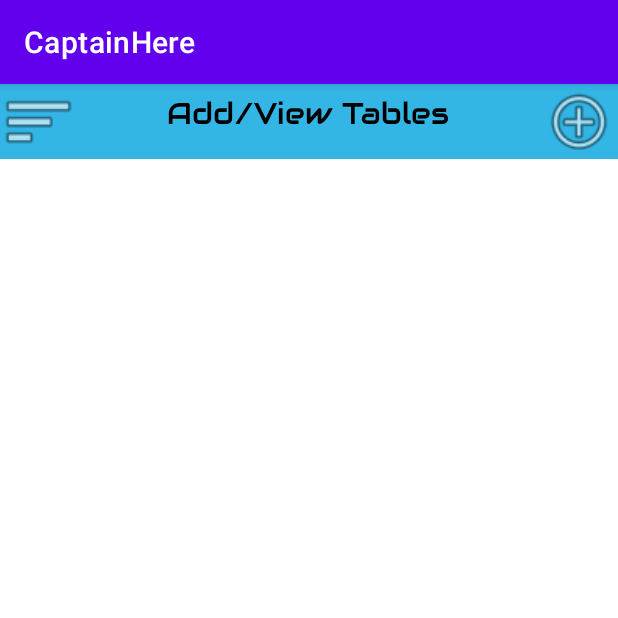
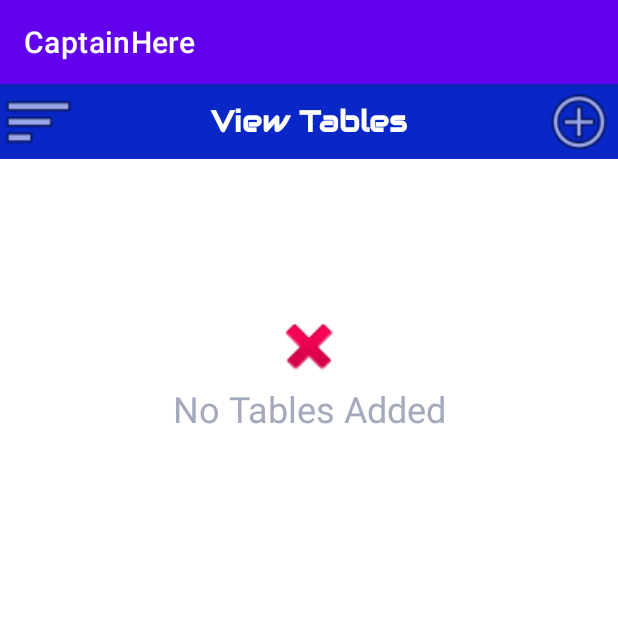
Before and after one commit to vishalkh100/CaptainHere, an Android app: the screen it shows after launch (MainActivity), on a phone screen of 412 x 824 dp, the top half of it. Run offline under Robolectric (Android 15) with nearby library versions, the phone set to English and light mode, and no system bars.

Commit message:
Added AddNewTableActivity and Blank ListView Message

```diff
--- a/app/src/main/AndroidManifest.xml
+++ b/app/src/main/AndroidManifest.xml
@@ -14,6 +14,9 @@
         android:theme="@style/Theme.CaptainHere"
         tools:targetApi="31">
         <activity
+            android:name=".AddTableActivity"
+            android:exported="false" />
+        <activity
             android:name=".MainActivity"
             android:exported="true">
             <intent-filter>
--- a/app/src/main/java/com/example/captainhere/Functions/DataGetSet.java
+++ b/app/src/main/java/com/example/captainhere/Functions/DataGetSet.java
@@ -1,4 +1,17 @@
 package com.example.captainhere.Functions;
 
 public class DataGetSet {
+
+    // variables
+    private String test1 = "default";
+
+
+    // methods
+    public String getTest1() {
+        return test1;
+    }
+    public void setTest1(String test1) {
+        this.test1 = test1;
+    }
+
 }
--- a/app/src/main/java/com/example/captainhere/Functions/GlobalFunctions.java
+++ b/app/src/main/java/com/example/captainhere/Functions/GlobalFunctions.java
@@ -2,14 +2,4 @@ package com.example.captainhere.Functions;
 
 public class GlobalFunctions {
 
-    private String test1 = "default";
-
-    public String getTest1() {
-        return test1;
-    }
-
-    public void setTest1(String test1) {
-        this.test1 = test1;
-    }
-
 }
--- a/app/src/main/java/com/example/captainhere/MainActivity.java
+++ b/app/src/main/java/com/example/captainhere/MainActivity.java
@@ -2,38 +2,45 @@ package com.example.captainhere;
 
 import androidx.appcompat.app.AppCompatActivity;
 
+import android.content.Intent;
 import android.os.Bundle;
 import android.util.Log;
-import android.widget.EditText;
 import android.widget.ImageView;
+import android.widget.LinearLayout;
 import android.widget.ListView;
 import android.widget.TextView;
 
-import com.example.captainhere.Functions.GlobalFunctions;
+import com.example.captainhere.Functions.DataGetSet;
 
 public class MainActivity extends AppCompatActivity {
 
-    GlobalFunctions globalFunctions = new GlobalFunctions();
+    DataGetSet dataGetSet = new DataGetSet();
     TextView titleHeading;
     ImageView menuButton;
     ImageView addButton;
     ListView tableListView;
 
+    LinearLayout listViewLayout;
+    LinearLayout noEntryLayout;
+
     @Override
     protected void onCreate(Bundle savedInstanceState) {
         super.onCreate(savedInstanceState);
         setContentView(R.layout.activity_main);
-        Log.d("Test", globalFunctions.getTest1() );
-        globalFunctions.setTest1("Success");
+        Log.d("Test", dataGetSet.getTest1() );
+        dataGetSet.setTest1("Success");
         setViews();
         initializeViews();
+        onClickListeners();
     }
 
     private void setViews() {
         titleHeading = findViewById(R.id.titleHeading);
-        menuButton = findViewById(R.id.menuButton);
+        menuButton = findViewById(R.id.backImg);
         addButton = findViewById(R.id.addButton);
         tableListView = findViewById(R.id.tableListView);
+        listViewLayout = findViewById(R.id.listViewLayout);
+        noEntryLayout = findViewById(R.id.noEntryLayout);
     }
 
     private void initializeViews() {
@@ -41,4 +48,15 @@ public class MainActivity extends AppCompatActivity {
         titleHeading.setText(title);
     }
 
+    private void onClickListeners() {
+        addButton.setOnClickListener(
+                v -> openNewActivity()
+        );
+    }
+
+    public void openNewActivity(){
+        Intent intent = new Intent(this, AddTableActivity.class);
+        startActivity(intent);
+    }
+
 }
--- /dev/null
+++ b/app/src/main/res/drawable/ic_baseline_arrow_back_ios_24.xml
@@ -0,0 +1,5 @@
+<vector android:height="24dp" android:tint="#FFFFFF"
+    android:viewportHeight="24" android:viewportWidth="24"
+    android:width="24dp" xmlns:android="http://schemas.android.com/apk/res/android">
+    <path android:fillColor="@android:color/white" android:pathData="M11.67,3.87L9.9,2.1 0,12l9.9,9.9 1.77,-1.77L3.54,12z"/>
+</vector>
--- a/app/src/main/res/layout/activity_main.xml
+++ b/app/src/main/res/layout/activity_main.xml
@@ -23,11 +23,11 @@
                 android:id="@+id/topBarLayout"
                 android:layout_width="match_parent"
                 android:layout_height="match_parent"
-                android:background="@android:color/holo_blue_light"
+                android:background="#0827C6"
                 android:orientation="horizontal">
 
                 <ImageView
-                    android:id="@+id/menuButton"
+                    android:id="@+id/backImg"
                     android:layout_width="0dp"
                     android:layout_height="50dp"
                     android:layout_weight="1"
@@ -36,14 +36,16 @@
                 <TextView
                     android:id="@+id/titleHeading"
                     android:layout_width="0dp"
-                    android:layout_height="40dp"
+                    android:layout_height="50dp"
                     android:layout_weight="6"
                     android:fontFamily="@font/audiowide"
                     android:gravity="center|center_horizontal|center_vertical"
                     android:shadowColor="@color/black"
+                    android:text="@string/table_screen_title"
                     android:textAppearance="@style/TextAppearance.AppCompat.Medium"
-                    android:textColor="@color/black"
-                    android:textSize="20sp" />
+                    android:textColor="@color/white"
+                    android:textSize="20sp"
+                    android:textStyle="bold" />
 
                 <ImageView
                     android:id="@+id/addButton"
@@ -59,12 +61,38 @@
             android:id="@+id/listViewLayout"
             android:layout_width="match_parent"
             android:layout_height="match_parent"
-            android:orientation="vertical">
+            android:orientation="vertical"
+            android:visibility="gone">
 
             <ListView
                 android:id="@+id/tableListView"
                 android:layout_width="match_parent"
                 android:layout_height="match_parent" />
+
+        </LinearLayout>
+
+        <LinearLayout
+            android:id="@+id/noEntryLayout"
+            android:layout_width="match_parent"
+            android:layout_height="match_parent"
+            android:orientation="vertical"
+            android:visibility="visible">
+
+            <ImageView
+                android:id="@+id/imageView"
+                android:layout_width="match_parent"
+                android:layout_height="50dp"
+                android:layout_marginTop="100dp"
+                app:srcCompat="@android:drawable/ic_delete" />
+
+            <TextView
+                android:id="@+id/textView"
+                android:layout_width="match_parent"
+                android:layout_height="wrap_content"
+                android:gravity="center_horizontal"
+                android:text="No Tables Added"
+                android:textColor="#A5A9BC"
+                android:textSize="24sp" />
         </LinearLayout>
     </LinearLayout>
 </androidx.constraintlayout.widget.ConstraintLayout>
--- a/app/src/main/res/values/strings.xml
+++ b/app/src/main/res/values/strings.xml
@@ -1,4 +1,5 @@
 <resources>
     <string name="app_name">CaptainHere</string>
-    <string name="table_screen_title">Add/View Tables</string>
+    <string name="table_screen_title">View Tables</string>
+    <string name="add_table_title">Add New Table</string>
 </resources>
```
Also changed, not shown: app/src/main/java/com/example/captainhere/AddTableActivity.java (added, +44 -0 lines), app/src/main/res/layout/activity_add_table.xml (added, +106 -0 lines).
